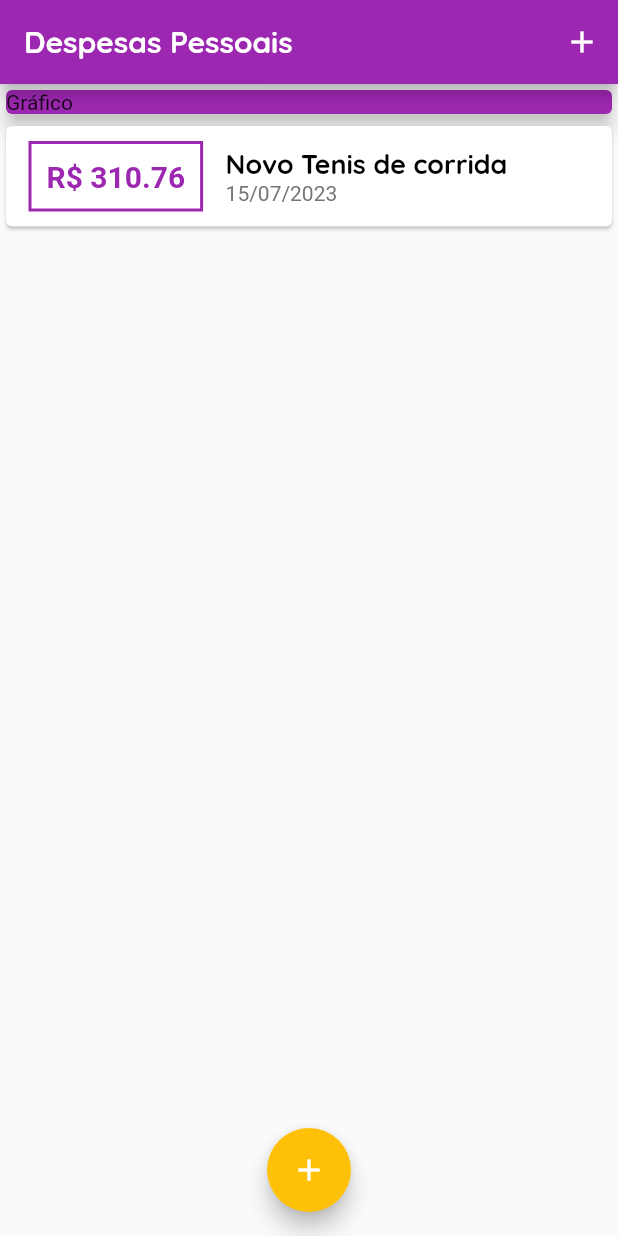
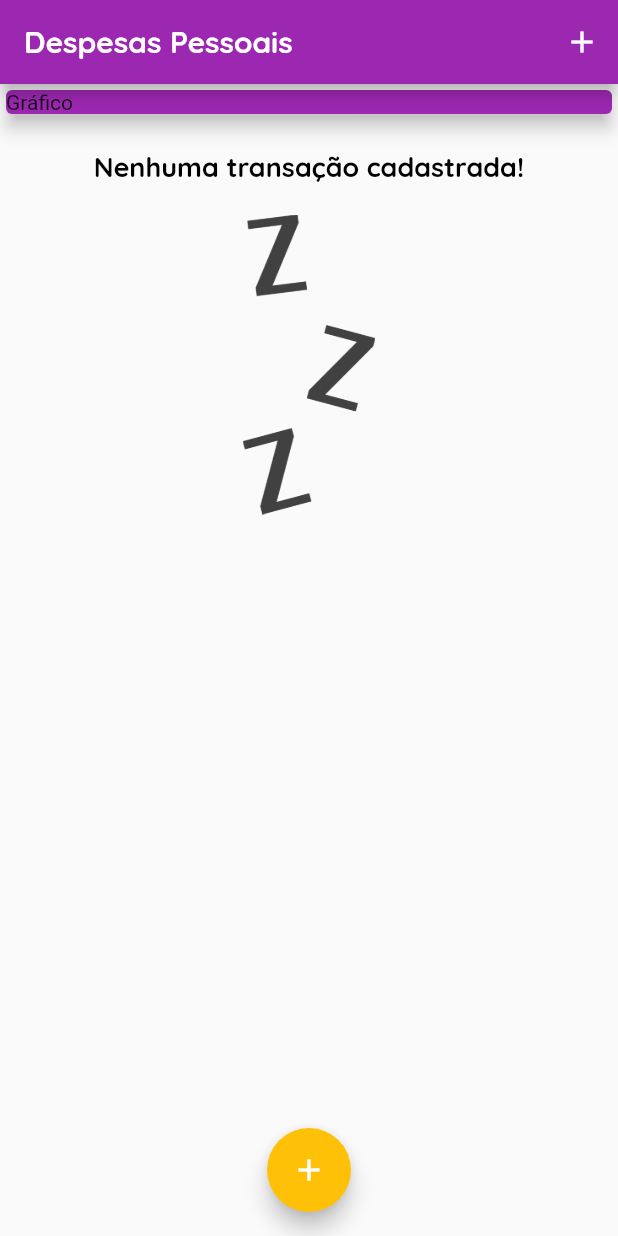
Before and after one commit to TiagOliveiraTI/expenses, a Flutter app: the screen it shows after launch, on a phone screen of 412 x 824 dp. Run offline on Flutter 3.47's test engine with Material 2 defaults, Android fonts, the phone set to English and light mode, and no system bars.

Commit message:
✨ add image and text if not has expenses

```diff
--- a/lib/components/transaction_list.dart
+++ b/lib/components/transaction_list.dart
@@ -11,7 +11,29 @@ class TransactionList extends StatelessWidget {
   Widget build(BuildContext context) {
     return SizedBox(
       height: 300,
-      child: ListView.builder(
+      child: transactions.isEmpty
+          ? Column(
+              children: [
+                SizedBox(
+                  height: 20,
+                ),
+                Text(
+                  'Nenhuma transação cadastrada!',
+                  style: Theme.of(context).textTheme.titleLarge,
+                ),
+                SizedBox(
+                  height: 20,
+                ),
+                Container(
+                  height: 200,
+                  child: Image.asset(
+                    'assets/images/waiting.png',
+                    fit: BoxFit.cover,
+                  ),
+                )
+              ],
+            )
+          : ListView.builder(
               itemCount: transactions.length,
               itemBuilder: (ctx, index) {
                 final tr = transactions[index];
--- a/lib/main.dart
+++ b/lib/main.dart
@@ -52,13 +52,13 @@ class MyHomePage extends StatefulWidget {
 }
 
 class _MyHomePageState extends State<MyHomePage> {
-  final _transactions = [
-    Transaction(
-      id: 't1',
-      title: 'Novo Tenis de corrida',
-      value: 310.76,
-      date: DateTime.now(),
-    ),
+  final List<Transaction> _transactions = [
+    // Transaction(
+    // id: 't1',
+    // title: 'Novo Tenis de corrida',
+    // value: 310.76,
+    // date: DateTime.now(),
+    // ),
   ];
 
   @override
--- a/pubspec.yaml
+++ b/pubspec.yaml
@@ -60,7 +60,8 @@ flutter:
   uses-material-design: true
 
   # To add assets to your application, add an assets section, like this:
-  # assets:
+  assets:
+    - assets/images/waiting.png
   #   - images/a_dot_burr.jpeg
   #   - images/a_dot_ham.jpeg
 
```
Also changed, not shown: assets/images/waiting.png (added). Lines whose indentation alone changed are shown as unchanged.
